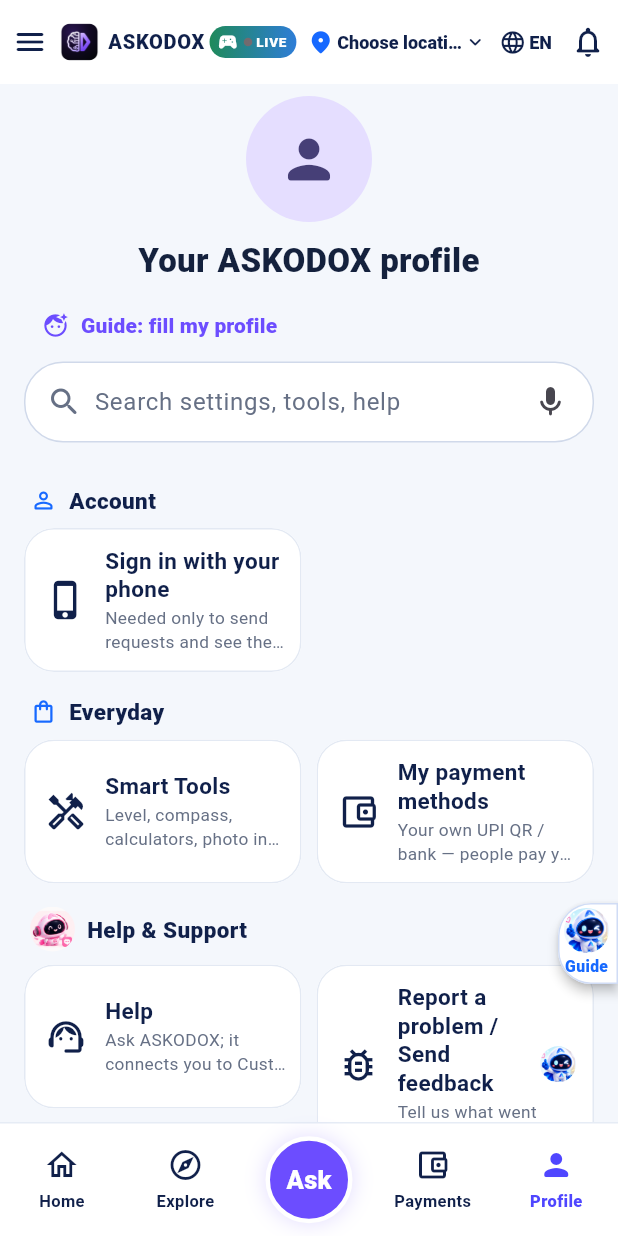
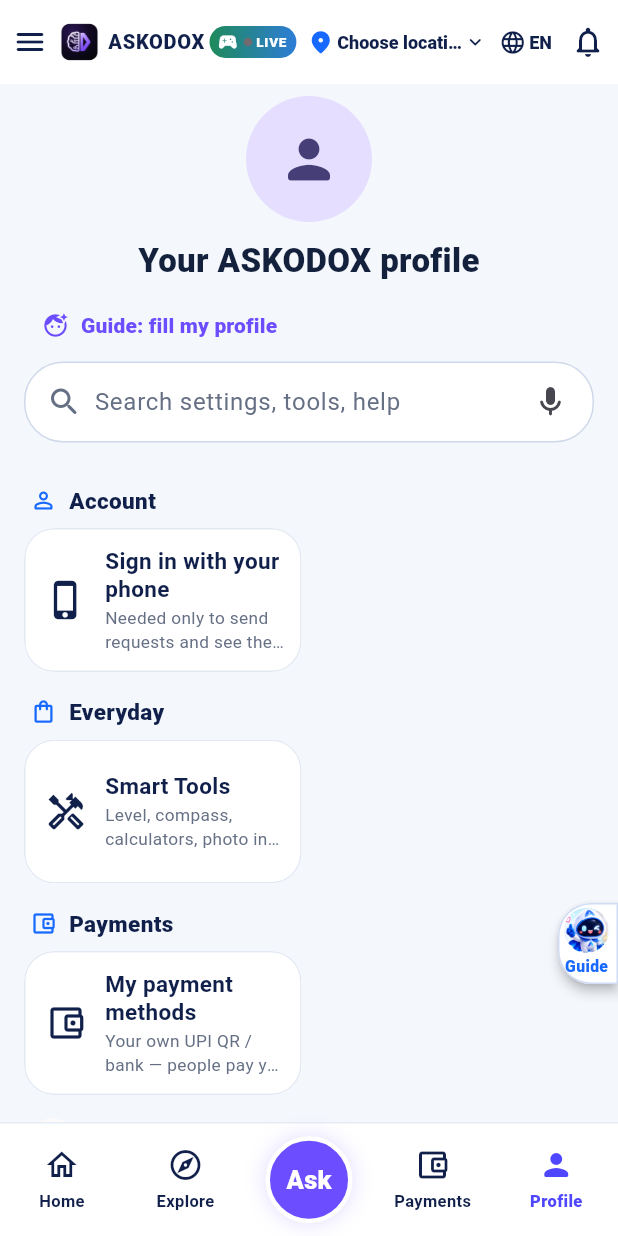
Before and after one commit to podx-bot/askodox, a Flutter app: the ProfileScreen screen opened by its route, on a phone screen of 412 x 824 dp. Run offline on Flutter 3.47's test engine with Material 3 defaults, Android fonts, the phone set to English and light mode, and no system bars; our stand-ins replace file_picker, firebase_auth, firebase_core, firebase_messaging, flutter_blue_plus, flutter_map and 12 more; missing offline and left inert: firebase_app_installations, firebase_in_app_messaging, webview_flutter_android, zxing_lib; accounts and stored records are empty.

Commit message:
Profile: keep the Payments section (registry key) as a plain list row
Co-Authored-By: Claude Opus 5.5 <noreply@anthropic.com>
Claude-Session: https://claude.ai/code/session_01Cw1qeL1k6U5TNwVzgZw9no

```diff
--- a/lib/features/profile/presentation/profile_screen.dart
+++ b/lib/features/profile/presentation/profile_screen.dart
@@ -269,12 +269,6 @@ class _ProfileScreenState extends ConsumerState<ProfileScreen> {
             row('profile-smart-tools', 'me', Icons.handyman_outlined, 'Smart Tools', 'స్మార్ట్ టూల్స్',
                 'Level, compass, calculators, photo inspection.', 'లెవెల్, దిక్సూచి, లెక్కలు, ఫోటో పరిశీలన.',
                 () => context.push('/tools'), words: ['tools', 'calculator', 'compass', 'టూల్స్']),
-            // Phase 1: own UPI QR / bank sits in this one list (and on the bottom bar's Payments).
-            if (!askodoxPhase2)
-              row('profile-payment-methods', 'me', Icons.account_balance_wallet_outlined, 'My payment methods',
-                  'నా పేమెంట్ పద్ధతులు', 'Your own UPI QR / bank — people pay you directly.',
-                  'మీ UPI QR / బ్యాంక్ — నేరుగా మీకే కడతారు.', () => context.push('/me/payment-methods'),
-                  words: ['upi', 'qr', 'bank', 'payment', 'phonepe', 'gpay', 'paytm', 'పేమెంట్', 'బ్యాంక్']),
             if (ref.watch(askodoxSavedOptionsProvider).isNotEmpty) KeyedSubtree(key: const Key('askodoxSavedOptionsTile'), child: ListTile(
                     leading: const Icon(Icons.bookmark_rounded),
                     title: Text('${t('Saved options', 'సేవ్ చేసినవి')} (${ref.watch(askodoxSavedOptionsProvider).length})'),
@@ -309,6 +303,19 @@ class _ProfileScreenState extends ConsumerState<ProfileScreen> {
                           }),
                         ))),
           ]),
+      // Phase 1: the Business tab is hidden, so "My payment methods" (own UPI QR / bank, used to
+      // collect money) lives here as a plain list row (also on the bottom bar's Payments).
+      if (!askodoxPhase2)
+        AskodoxNavSection(
+            key: const Key('askodoxProfileSection-payments'),
+            title: t('Payments', 'పేమెంట్స్'),
+            icon: Icons.account_balance_wallet_outlined,
+            children: [
+              row('profile-payment-methods', 'me', Icons.account_balance_wallet_outlined, 'My payment methods',
+                  'నా పేమెంట్ పద్ధతులు', 'Your own UPI QR / bank — people pay you directly.',
+                  'మీ UPI QR / బ్యాంక్ — నేరుగా మీకే కడతారు.', () => context.push('/me/payment-methods'),
+                  words: ['upi', 'qr', 'bank', 'payment', 'phonepe', 'gpay', 'paytm', 'పేమెంట్', 'బ్యాంక్']),
+            ]),
       // Personal Finance: the Personal Tax Assistant (existing /intel/* screens) + the person's money records.
       if (askodoxPhase2)
       AskodoxNavSection(
```
Also changed, not shown: 1 other file.
